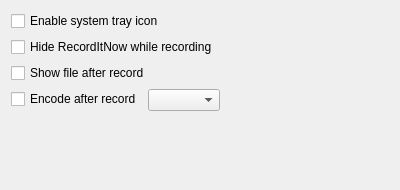
Old version of the form src/ui/settings.ui in the repository hippich/recorditnow.
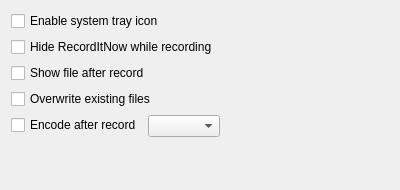
New version of the form. Custom widgets are drawn as their Qt base class.

Commit message: make overwrite option global

What changed in the file:
```diff
--- a/src/ui/settings.ui
+++ b/src/ui/settings.ui
@@ -19,14 +19,14 @@
      <property name="fieldGrowthPolicy">
       <enum>QFormLayout::ExpandingFieldsGrow</enum>
      </property>
-     <item row="3" column="1">
+     <item row="4" column="1">
       <widget class="KComboBox" name="kcfg_encoderIndex">
        <property name="insertPolicy">
         <enum>QComboBox::InsertAlphabetically</enum>
        </property>
       </widget>
      </item>
-     <item row="3" column="0">
+     <item row="4" column="0">
       <widget class="QCheckBox" name="kcfg_encode">
        <property name="text">
         <string>Encode after record</string>
@@ -54,6 +54,13 @@
        </property>
       </widget>
      </item>
+     <item row="3" column="0" colspan="2">
+      <widget class="QCheckBox" name="kcfg_overwrite">
+       <property name="text">
+        <string>Overwrite existing files</string>
+       </property>
+      </widget>
+     </item>
     </layout>
    </item>
   </layout>
```
The commit also changes 14 other files.
